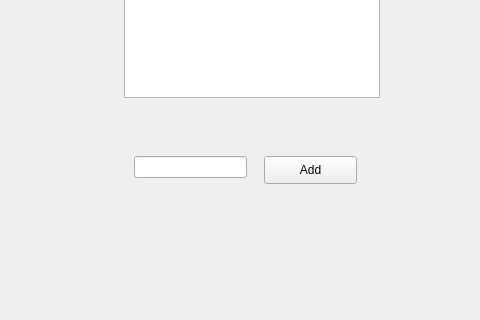
The window that expense_categories.ui (IvayloKarakashev/finance-tracker) describes before a commit, drawn with Qt 5; both pictures show x 176 to 656 and y 134 to 454 of the 800 by 600 pixel window.
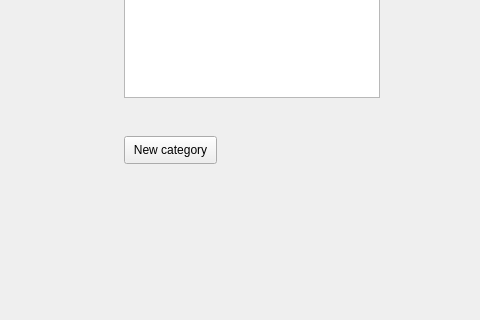
The same window after the commit.

Commit message: Added dialog window for adding new categories to QListView 'Expense categories'

What changed in the file:
```diff
--- a/expense_categories.ui
+++ b/expense_categories.ui
@@ -53,27 +53,17 @@
      <string>Expense categories</string>
     </property>
    </widget>
-   <widget class="QLineEdit" name="expenseCategoryNameInput">
-    <property name="geometry">
-     <rect>
-      <x>310</x>
-      <y>290</y>
-      <width>113</width>
-      <height>22</height>
-     </rect>
-    </property>
-   </widget>
    <widget class="QPushButton" name="addExpenseCategoryButton">
     <property name="geometry">
      <rect>
-      <x>440</x>
-      <y>290</y>
+      <x>300</x>
+      <y>270</y>
       <width>93</width>
       <height>28</height>
      </rect>
     </property>
     <property name="text">
-     <string>Add</string>
+     <string>New category</string>
     </property>
    </widget>
    <widget class="QListView" name="expenseCategoriesList">
```
The commit also changes 2 other files.
